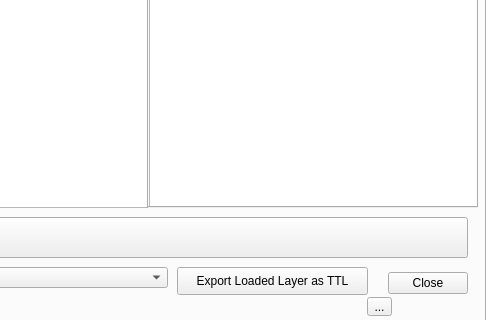
Above: dialogs/ui/sparql_unicorn_dialog_base.ui from sparqlunicorn/sparqlunicornGoesGIS before the change; both pictures show x 645 to 1131 and y 379 to 699 of the 1131 by 699 pixel window. Below: the same form after it.
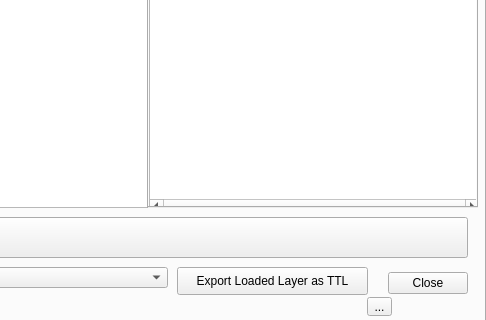
That is the form after the change. The open tabs and pages were chosen to show the change.

What changed in the file:
```diff
--- a/dialogs/ui/sparql_unicorn_dialog_base.ui
+++ b/dialogs/ui/sparql_unicorn_dialog_base.ui
@@ -544,6 +544,24 @@
          <height>411</height>
         </rect>
        </property>
+       <property name="horizontalScrollBarPolicy">
+        <enum>Qt::ScrollBarAlwaysOn</enum>
+       </property>
+       <property name="alternatingRowColors">
+        <bool>true</bool>
+       </property>
+       <property name="sortingEnabled">
+        <bool>true</bool>
+       </property>
+       <property name="animated">
+        <bool>true</bool>
+       </property>
+       <property name="wordWrap">
+        <bool>true</bool>
+       </property>
+       <property name="headerHidden">
+        <bool>true</bool>
+       </property>
       </widget>
      </widget>
     </widget>
```
Left out of the diff: 2 changed lines with no effect on the pictures.
